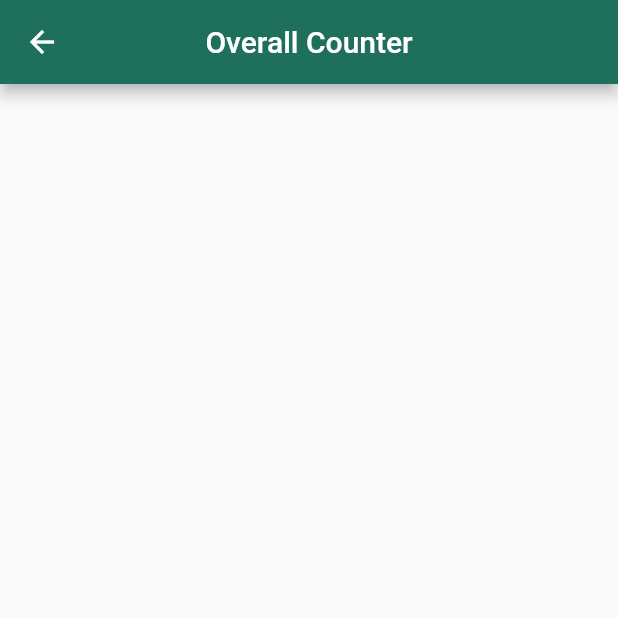
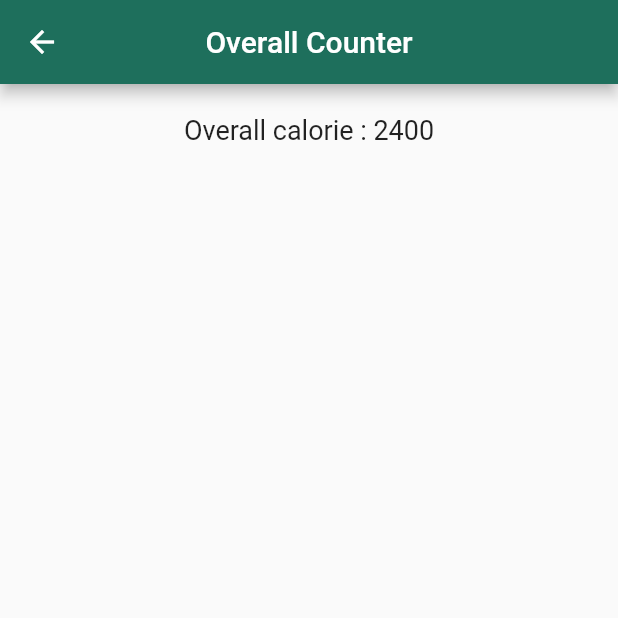
Before and after one commit to ammarrizal/stswks_health_app, a Flutter app: the OverallCounter screen opened directly, on a phone screen of 412 x 824 dp, the top half of it. Run offline on Flutter 3.47's test engine with Material 2 defaults, Android fonts, the phone set to English and light mode, and no system bars; our stand-ins replace font_awesome_flutter, google_fonts, hexcolor.

Commit message:
Added overall calorie counter

```diff
--- a/lib/views/calorie_counter.dart
+++ b/lib/views/calorie_counter.dart
@@ -14,6 +14,21 @@ class _OverallCounterState extends State<OverallCounter> {
         backgroundColor: Color(0xff1e6f5c),
         centerTitle: true,
       ),
+      body: Container(
+        child: Center(
+          child: Column(
+            children: [
+              SizedBox(height: 20.0),
+              Text(
+                'Overall calorie : 2400',
+                style: TextStyle(
+                  fontSize: 18.0,
+                ),
+              ),
+            ],
+          ),
+        ),
+      ),
     );
   }
 }
```
